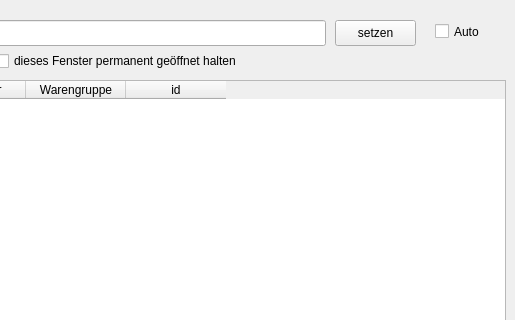
The window that cinputdialogarticleallowance.ui (RobRoy1304/LaVa-2) describes before a commit, drawn with Qt 5; both pictures show x 385 to 900 and y 0 to 320 of the 900 by 534 pixel window.
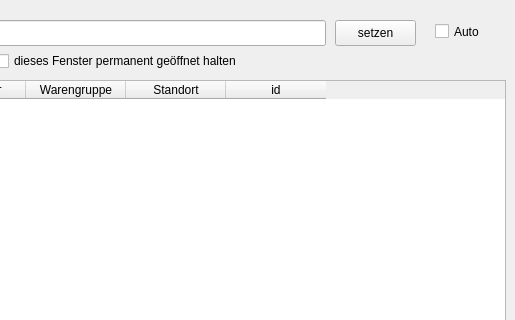
The same window after the commit. Icons and pictures are not drawn.

```diff
--- a/cinputdialogarticleallowance.ui
+++ b/cinputdialogarticleallowance.ui
@@ -172,6 +172,11 @@
      <string>Warengruppe</string>
     </property>
    </column>
+   <column>
+    <property name="text">
+     <string>Standort</string>
+    </property>
+   </column>
    <column>
     <property name="text">
      <string>id</string>
```
Left out of the diff: 5 changed lines with no effect on the pictures.
